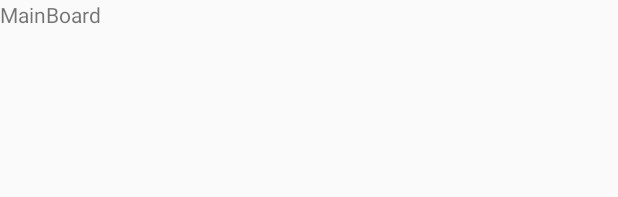
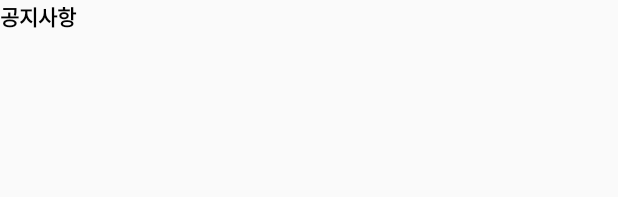
Before and after one commit to gudwh14/csl_blind_date, an Android app: the layout fragment_main_board.xml on its own in the app's theme, with its tools: preview values and no code run, on a phone screen of 412 x 824 dp. Shown: the top 197 px of the screen. Run offline under Robolectric (Android 15) with nearby library versions, the phone set to English and light mode, and no system bars.

Commit message:
바텀 네비게이션 뷰 버그 수정

```diff
--- a/app/src/main/java/com/csl/csl_blinddate/MainActivity.java
+++ b/app/src/main/java/com/csl/csl_blinddate/MainActivity.java
@@ -44,6 +44,7 @@ public class MainActivity extends AppCompatActivity {
                         return true;
                     case R.id.tab3 :
                         getSupportFragmentManager().beginTransaction().replace(R.id.MainFrameLayout, chatTabFragment).commitAllowingStateLoss();
+                        return true;
                     default:
                         return false;
                 }
--- a/app/src/main/res/layout/fragment_home_tab.xml
+++ b/app/src/main/res/layout/fragment_home_tab.xml
@@ -19,7 +19,8 @@
             android:layout_height="40dp"
             android:layout_weight="1"
             app:tabGravity="fill"
-            app:tabMode="fixed"/>
+            app:tabIndicatorColor="#000000"
+            app:tabMode="fixed" />
         <LinearLayout
             android:layout_width="0dp"
             android:layout_height="match_parent"
--- a/app/src/main/res/layout/fragment_main_board.xml
+++ b/app/src/main/res/layout/fragment_main_board.xml
@@ -1,5 +1,5 @@
 <?xml version="1.0" encoding="utf-8"?>
-<FrameLayout xmlns:android="http://schemas.android.com/apk/res/android"
+<LinearLayout xmlns:android="http://schemas.android.com/apk/res/android"
     xmlns:tools="http://schemas.android.com/tools"
     android:layout_width="match_parent"
     android:layout_height="match_parent"
@@ -9,6 +9,8 @@
     <TextView
         android:layout_width="match_parent"
         android:layout_height="match_parent"
-        android:text="MainBoard" />
+        android:text="공지사항"
+        android:textColor="#000000"
+        android:textStyle="bold"/>
 
-</FrameLayout>
+</LinearLayout>
--- a/app/src/main/res/values/styles.xml
+++ b/app/src/main/res/values/styles.xml
@@ -8,7 +8,9 @@
         <item name="colorAccent">@color/colorAccent</item>
         <item name="windowActionBar">false</item>
         <item name="windowNoTitle">true</item>
+        // 상태바를 투명하게 만들기
         <item name="android:statusBarColor">@android:color/transparent</item>
+        // 배경 밝기에 따라 상태바 아이콘 색상 변경( 밝으면 회색 / 어두으면 흰색)
         <item name="android:windowLightStatusBar">true</item>
     </style>
 
@@ -16,4 +18,10 @@
         <item name="android:windowBackground">@drawable/splash_image</item>
     </style>
 
+    <style name="TablayoutText" parent="@style/TextAppearance.AppCompat">
+        <item name="fontFamily"></item>
+        <item name="android:textSize">10dp</item>
+        <item name="fontStyle">normal</item>
+    </style>
+
 </resources>
```
Also changed, not shown: app/src/main/java/com/csl/csl_blinddate/SplashActivity.java (+3 -4 lines).
